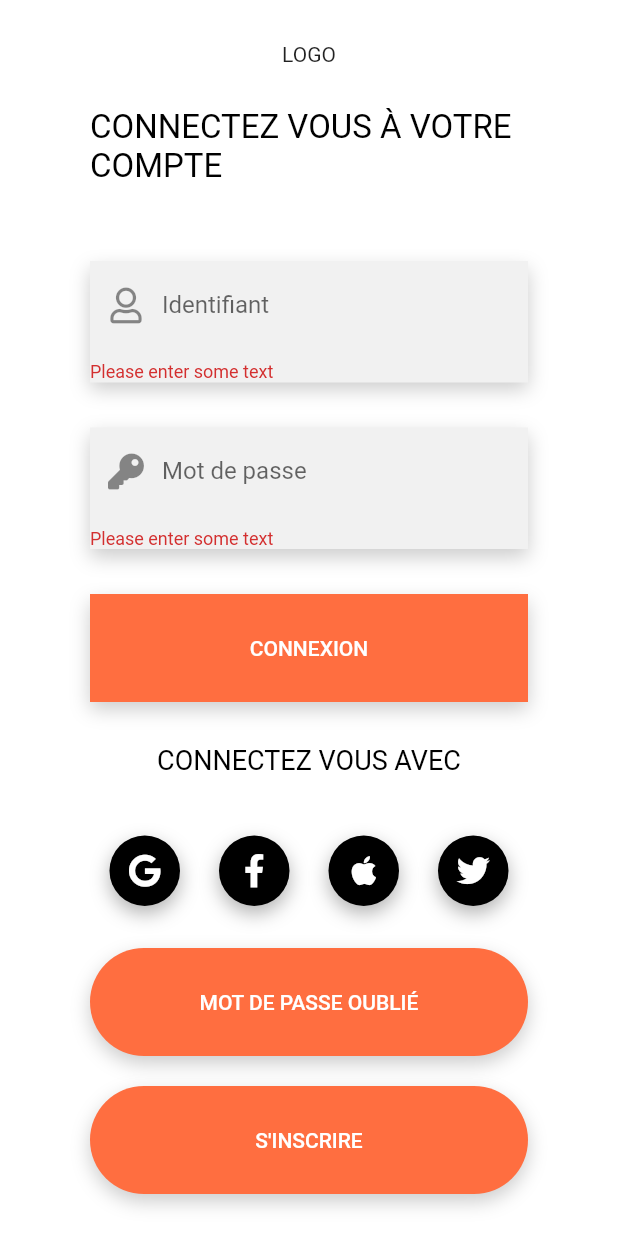
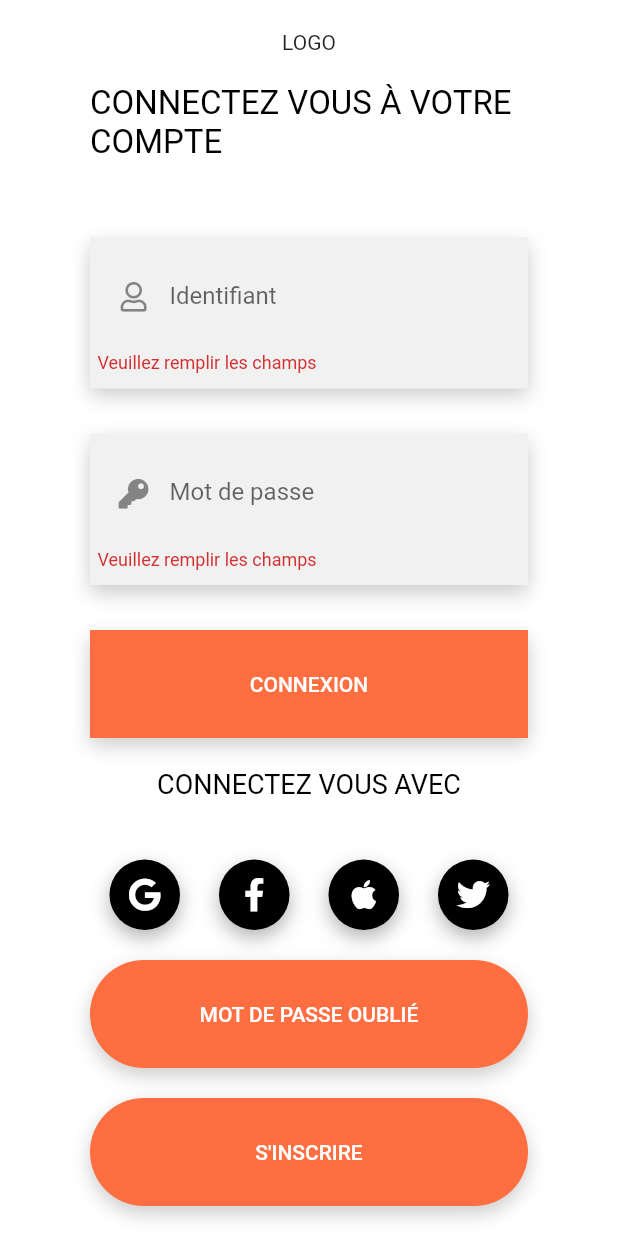
Before and after one commit to houdja/connexion, a Flutter app: the screen it shows after launch, after a tap on "CONNEXION", on a phone screen of 412 x 824 dp. Run offline on Flutter 3.47's test engine with Material 2 defaults, Android fonts, the phone set to English and light mode, and no system bars; our stand-ins replace font_awesome_flutter; Roboto replaces fonts that are missing (Maven Pro).

Commit message:
Changement du message d'erreur

```diff
--- a/lib/Myrow.dart
+++ b/lib/Myrow.dart
@@ -23,12 +23,14 @@ class Myrow extends StatelessWidget {
         ],
         color: Color(0xfff1f1f1),
       ),
+      child: Padding(
+        padding: const EdgeInsets.symmetric(horizontal: 5, vertical: 10),
         child: FractionallySizedBox(
           widthFactor: 1,
           child: TextFormField(
             validator: (value) {
               if (value == null || value.isEmpty) {
-              return 'Please enter some text';
+                return 'Veuillez remplir les champs';
               }
               return null;
             },
@@ -38,6 +40,8 @@ class Myrow extends StatelessWidget {
               labelText: text,
               prefixIcon: Icon(
                 i,
+                size: 20,
+              ),
             ),
           ),
         ),
```
Lines whose indentation alone changed are shown as unchanged.
